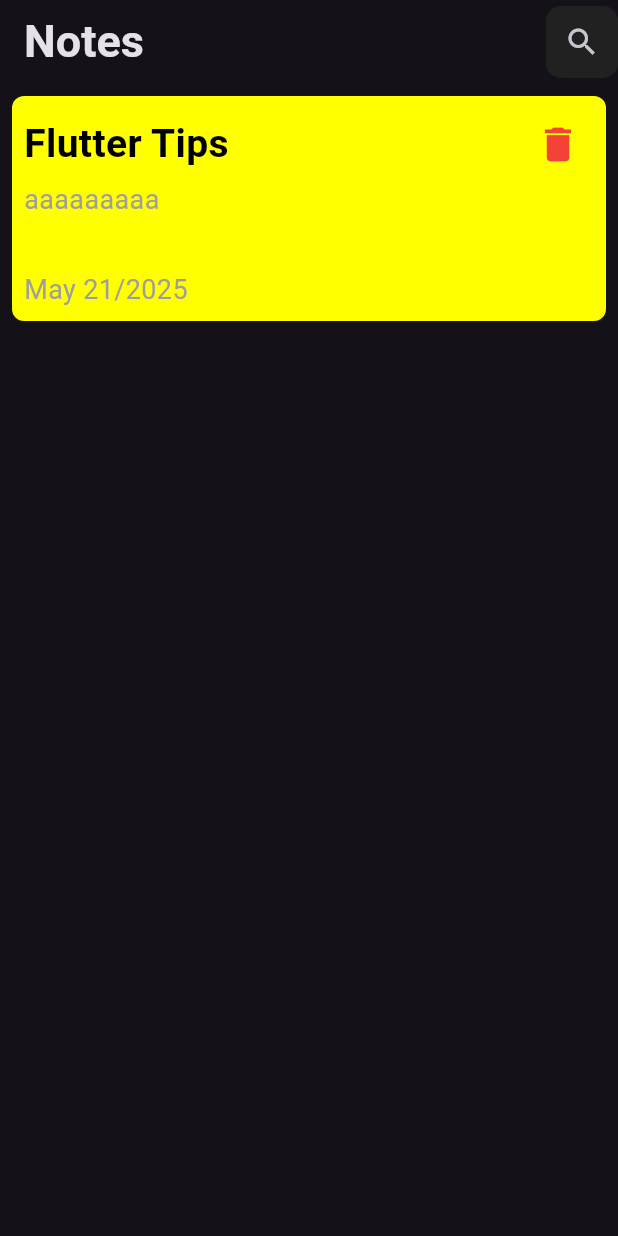
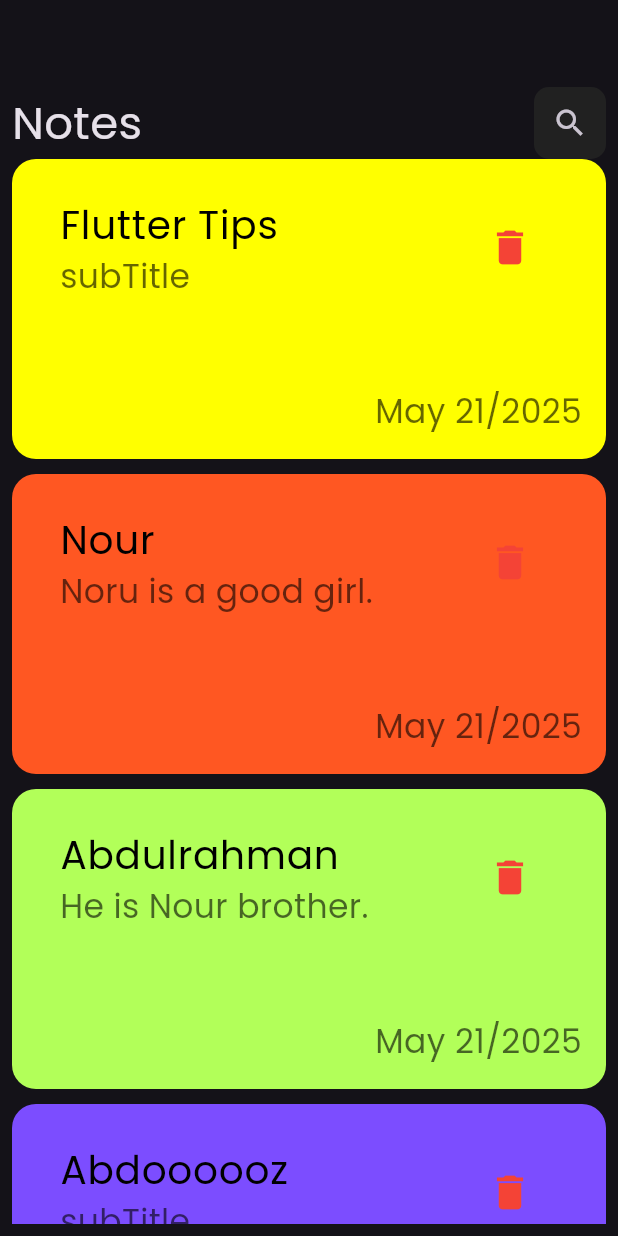
Before and after one commit to AbdelrahmanSiam/note_app, a Flutter app: the screen it shows after launch, on a phone screen of 412 x 824 dp. Run offline on Flutter 3.47's test engine with Material 3 defaults, Android fonts, the phone set to English and light mode, and no system bars.

Commit message:
Add Poppins font to the app

```diff
--- a/lib/main.dart
+++ b/lib/main.dart
@@ -11,7 +11,7 @@ class NotesApp extends StatelessWidget {
   Widget build(BuildContext context) {
     return MaterialApp(
       debugShowCheckedModeBanner: false,
-      theme: ThemeData.dark(),
+      theme: ThemeData(brightness: Brightness.dark, fontFamily: 'Poppins'), // to make all fonts in the app is poppins
       home: NotesView(),
     );
   }
--- a/lib/views/notes_view.dart
+++ b/lib/views/notes_view.dart
@@ -1,4 +1,6 @@
 import 'package:flutter/material.dart';
+import 'package:note_app/views/notes_view_body.dart';
+import 'package:note_app/widgets/custom_app_bar.dart';
 import 'package:note_app/widgets/custom_note_card.dart';
 
 class NotesView extends StatelessWidget {
@@ -7,36 +9,7 @@ class NotesView extends StatelessWidget {
   @override
   Widget build(BuildContext context) {
     return Scaffold(
-      appBar: AppBar(
-        title: Text(
-          "Notes",
-          style: TextStyle(fontWeight: FontWeight.bold, fontSize: 30),
-        ),
-        actions: [
-          Container(
-            decoration: BoxDecoration(
-              color: Colors.grey.shade900,
-              borderRadius: BorderRadius.circular(10),
-            ),
-            child: IconButton(
-              onPressed: () {},
-              icon: Icon(Icons.search),
-            ),
-          ),
-        ],
-      ),
-      body: Padding(
-        padding: const EdgeInsets.all(8.0),
-        child: Column(
-          children: [
-            CustomNoteCard(
-              title: 'Flutter Tips',
-              subTitle: 'aaaaaaaaa',
-              cardColor: Colors.yellowAccent,
-            ),
-          ],
-        ),
-      ),
+      body: NotesViewBody(),
     );
   }
 }
--- /dev/null
+++ b/lib/views/notes_view_body.dart
@@ -0,0 +1,53 @@
+import 'package:flutter/material.dart';
+import 'package:note_app/widgets/custom_app_bar.dart';
+import 'package:note_app/widgets/custom_note_card.dart';
+
+class NotesViewBody extends StatelessWidget {
+  const NotesViewBody({super.key});
+
+  @override
+  Widget build(BuildContext context) {
+    return Padding(
+      padding: const EdgeInsets.all(8.0),
+      child: Column(
+        children: [
+          SizedBox(
+            height: 50,
+          ),
+          CustomAppBar(),
+          Expanded(
+            child: ListView(
+              children: [
+                CustomNoteCard(
+                    title: "Flutter Tips",
+                    subTitle: "subTitle",
+                    cardColor: Colors.yellowAccent),
+                SizedBox(
+                  height: 10,
+                ),
+                CustomNoteCard(
+                    title: "Nour",
+                    subTitle: "Noru is a good girl.",
+                    cardColor: Colors.deepOrange),
+                SizedBox(
+                  height: 10,
+                ),
+                CustomNoteCard(
+                    title: "Abdulrahman",
+                    subTitle: "He is Nour brother.",
+                    cardColor: Colors.lightGreenAccent),
+                SizedBox(
+                  height: 10,
+                ),
+                CustomNoteCard(
+                    title: "Abdoooooz",
+                    subTitle: "subTitle",
+                    cardColor: Colors.deepPurpleAccent),
+              ],
+            ),
+          ),
+        ],
+      ),
+    );
+  }
+}
--- /dev/null
+++ b/lib/widgets/custom_app_bar.dart
@@ -0,0 +1,28 @@
+import 'package:flutter/material.dart';
+
+class CustomAppBar extends StatelessWidget {
+  const CustomAppBar({super.key});
+
+  @override
+  Widget build(BuildContext context) {
+    return Row(
+      children: [
+        Text(
+          "Notes",
+          style: TextStyle(fontSize: 30),
+        ),
+        Spacer(),
+        Container(
+          decoration: BoxDecoration(
+            color: Colors.grey.shade900,
+            borderRadius: BorderRadius.circular(10),
+          ),
+          child: IconButton(
+            onPressed: () {},
+            icon: Icon(Icons.search),
+          ),
+        ),
+      ],
+    );
+  }
+}
--- a/lib/widgets/custom_note_card.dart
+++ b/lib/widgets/custom_note_card.dart
@@ -13,28 +13,28 @@ class CustomNoteCard extends StatelessWidget {
   @override
   Widget build(BuildContext context) {
     return Container(
-      height: 150,
+      height: 200,
       width: double.infinity,
       decoration: BoxDecoration(
         color: cardColor,
-        borderRadius: BorderRadius.circular(8),
+        borderRadius: BorderRadius.circular(16),
       ),
       child: Padding(
-        padding: const EdgeInsets.all(8.0),
+        padding: const EdgeInsets.all(16.0),
         child: Column(
-          crossAxisAlignment: CrossAxisAlignment.start,
+          crossAxisAlignment: CrossAxisAlignment.end,
           children: [
-            Row(
-              children: [
-                Text(
+            ListTile(
+              title: Text(
                 title,
+                style: TextStyle(fontSize: 26, color: Colors.black),
+              ),
+              subtitle: Text(
+                subTitle,
                 style: TextStyle(
-                      fontWeight: FontWeight.bold,
-                      fontSize: 26,
-                      color: Colors.black),
+                    fontSize: 22, color: Colors.black.withOpacity(0.6)),
               ),
-                Spacer(),
-                IconButton(
+              trailing: IconButton(
                 onPressed: () {},
                 icon: Icon(
                   Icons.delete,
@@ -42,16 +42,12 @@ class CustomNoteCard extends StatelessWidget {
                   color: Colors.red,
                 ),
               ),
-              ],
-            ),
-            Text(
-              subTitle,
-              style: TextStyle(fontSize: 18, color: Colors.grey),
             ),
             Spacer(),
             Text(
               "May 21/2025",
-              style: TextStyle(fontSize: 18, color: Colors.grey),
+              style:
+                  TextStyle(fontSize: 22, color: Colors.black.withOpacity(0.6)),
             ),
           ],
         ),
@@ -59,3 +55,51 @@ class CustomNoteCard extends StatelessWidget {
     );
   }
 }
+//                  MY last code
+// Container(
+//       height: 200,
+//       width: double.infinity,
+//       decoration: BoxDecoration(
+//         color: cardColor,
+//         borderRadius: BorderRadius.circular(16),
+//       ),
+//       child: Padding(
+//         padding: const EdgeInsets.all(16.0),
+//         child: Column(
+//           crossAxisAlignment: CrossAxisAlignment.start,
+//           children: [
+//             Row(
+//               children: [
+//                 Text(
+//                   title,
+//                   style: TextStyle(
+//                       fontWeight: FontWeight.bold,
+//                       fontSize: 26,
+//                       color: Colors.black),
+//                 ),
+//                 Spacer(),
+//                 IconButton(
+//                   onPressed: () {},
+//                   icon: Icon(
+//                     Icons.delete,
+//                     size: 30,
+//                     color: Colors.red,
+//                   ),
+//                 ),
+//               ],
+//             ),
+//             Text(
+//               subTitle,
+//               style:
+//                   TextStyle(fontSize: 22, color: Colors.black.withOpacity(0.6)),
+//             ),
+//             Spacer(),
+//             Text(
+//               "May 21/2025",
+//               style:
+//                   TextStyle(fontSize: 22, color: Colors.black.withOpacity(0.6)),
+//             ),
+//           ],
+//         ),
+//       ),
+//     );
```
Also changed, not shown: pubspec.yaml (+5 -11 lines), assets/Poppins-Regular.ttf (added). Lines whose indentation alone changed are shown as unchanged.
